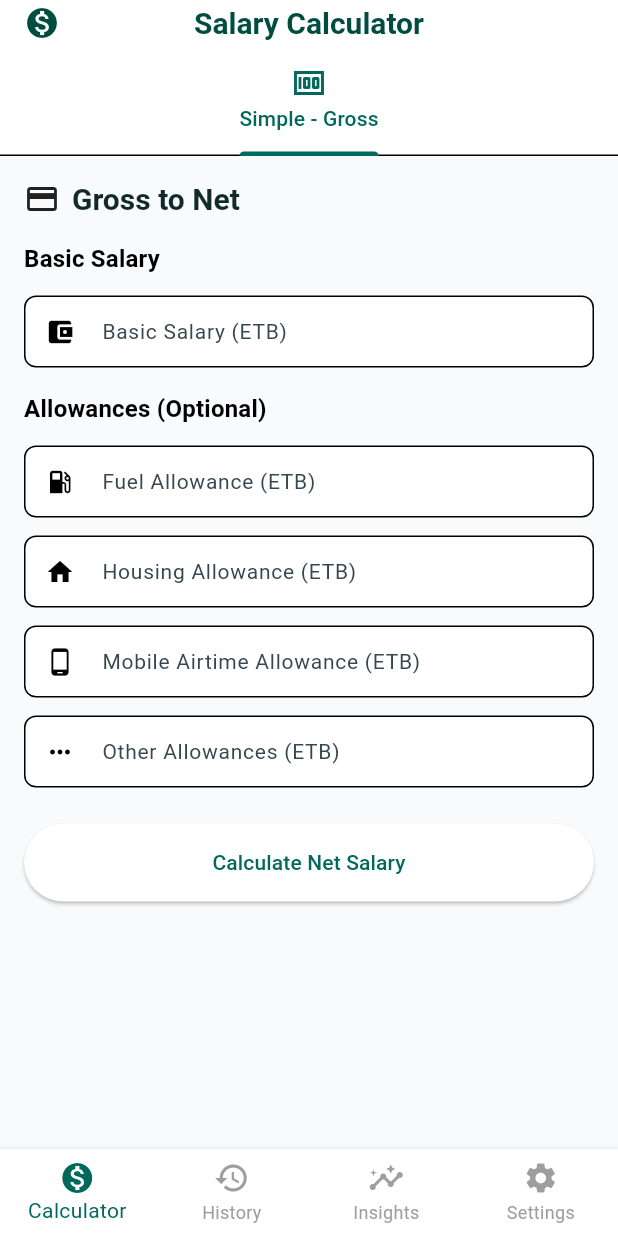
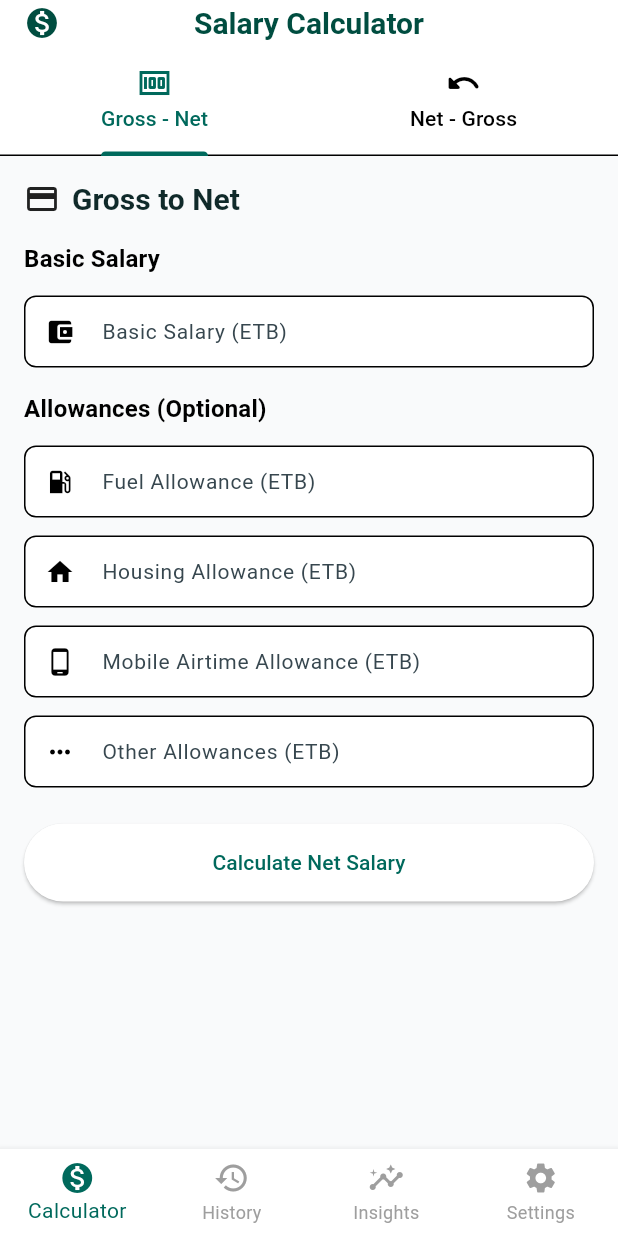
Before and after one commit to dag14/net-earn, a Flutter app: the screen it shows after launch, on a phone screen of 412 x 824 dp. Run offline on Flutter 3.47's test engine with Material 3 defaults, Android fonts, the phone set to English and light mode, and no system bars; our stand-ins replace fl_chart, flutter_riverpod, go_router.

```diff
--- a/lib/features/income_calculator/presentation/screens/calculator_screen.dart
+++ b/lib/features/income_calculator/presentation/screens/calculator_screen.dart
@@ -287,14 +287,14 @@ class _CalculatorScreenState extends ConsumerState<CalculatorScreen> {
     });
 
     return DefaultTabController(
-      length: 1,
+      length: 2,
       child: Scaffold(
         appBar: const DefaultAppBar(
           title: 'Salary Calculator',
           icon: Icons.monetization_on,
           bottom: CalculatorTabBar(
-            icons: [Icon(Icons.money)],
-            texts: ['Simple - Gross'],
+            icons: [Icon(Icons.money), Icon(Icons.undo_rounded)],
+            texts: ['Gross - Net', 'Net - Gross'],
           ),
         ),
         body: Column(
```
